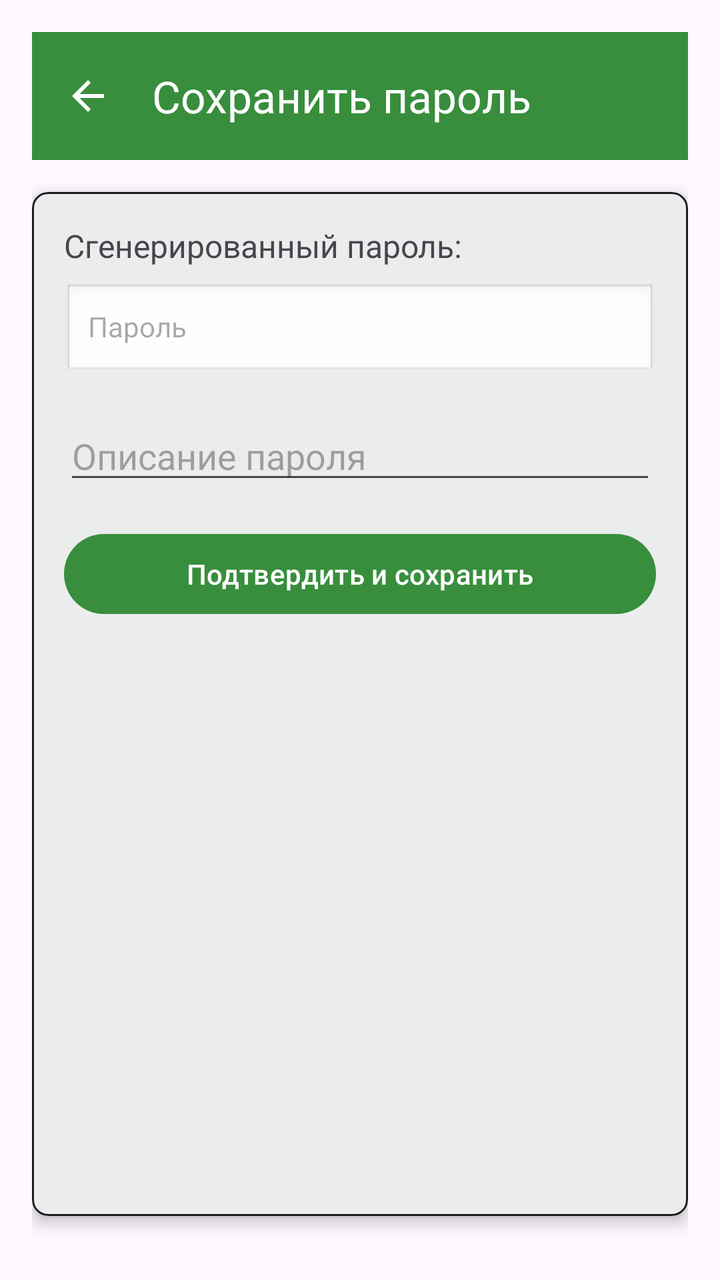
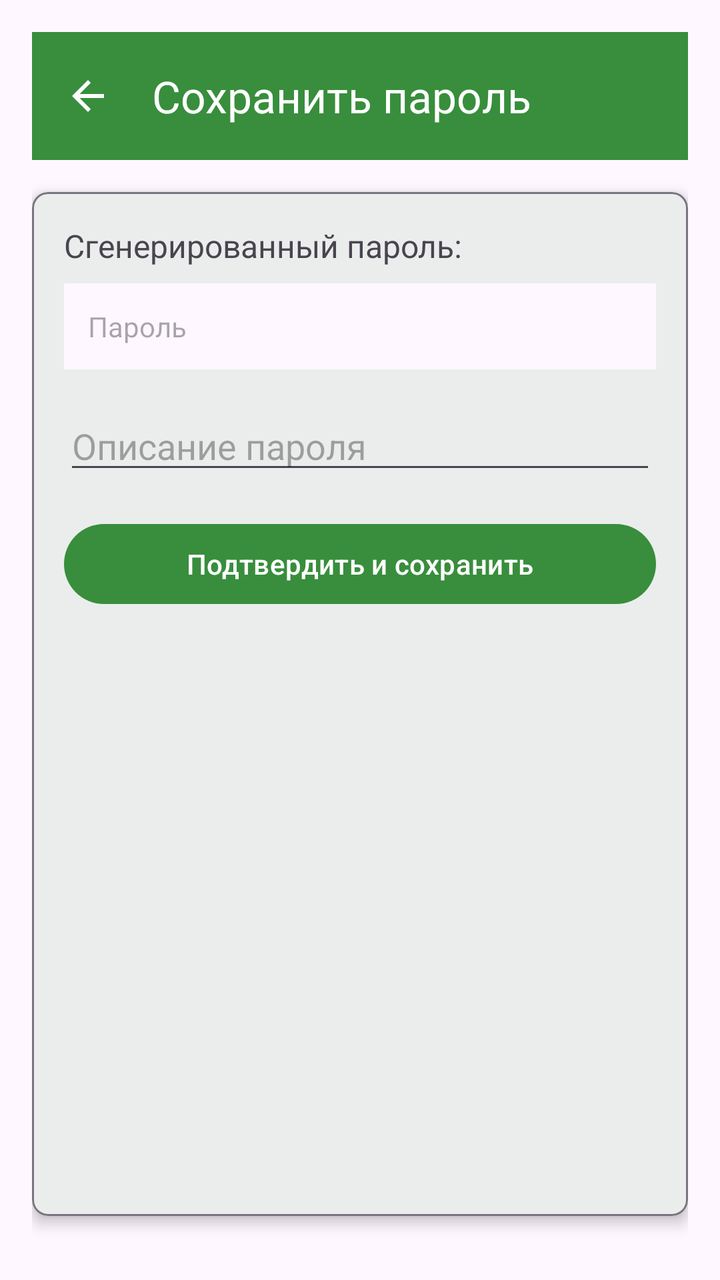

The first picture is an Android layout as it rendered before a commit; the second is the same layout after the commit. The layout source and the unified diff follow.
<!-- AndroidManifest.xml: application theme Theme.PassManager -->
<!-- res/layout/activity_save_password.xml -->
<?xml version="1.0" encoding="utf-8"?>
<androidx.drawerlayout.widget.DrawerLayout xmlns:android="http://schemas.android.com/apk/res/android"
    xmlns:app="http://schemas.android.com/apk/res-auto"
    android:layout_width="match_parent"
    android:layout_height="match_parent"
    android:fitsSystemWindows="true">

    
    <LinearLayout
        android:layout_width="match_parent"
        android:layout_height="match_parent"
        android:orientation="vertical"
        android:padding="16dp"
        android:fitsSystemWindows="true">

        <androidx.appcompat.widget.Toolbar
            android:id="@+id/toolbar"
            android:layout_width="match_parent"
            android:layout_height="?attr/actionBarSize"
            android:background="?attr/colorPrimary"
            android:theme="@style/ThemeOverlay.AppCompat.Dark.ActionBar"
            app:popupTheme="@style/ThemeOverlay.AppCompat.Light"
            app:navigationIcon="?attr/homeAsUpIndicator"
            app:title="Сохранить пароль"
            android:layout_marginBottom="16dp" />

        
        <com.google.android.material.card.MaterialCardView
            android:layout_width="match_parent"
            android:layout_height="match_parent"
            android:layout_marginBottom="16dp"
            app:cardElevation="4dp"
            app:cardCornerRadius="8dp"
            app:cardBackgroundColor="?attr/colorSurface"
            app:strokeColor="?attr/colorOnSurface"
            app:strokeWidth="1dp">

            <LinearLayout
                android:layout_width="match_parent"
                android:layout_height="wrap_content"
                android:orientation="vertical"
                android:padding="16dp">

                <TextView
                    android:layout_width="match_parent"
                    android:layout_height="wrap_content"
                    android:text="Сгенерированный пароль:"
                    android:textSize="16sp"
                    android:layout_marginBottom="8dp" />

                <TextView
                    android:id="@+id/generatedPasswordText"
                    android:layout_width="match_parent"
                    android:layout_height="wrap_content"
                    android:hint="Пароль"
                    android:background="@android:drawable/edit_text"
                    android:padding="12dp"
                    android:layout_marginBottom="16dp" />

                <EditText
                    android:id="@+id/descriptionEditText"
                    android:layout_width="match_parent"
                    android:layout_height="wrap_content"
                    android:hint="Описание пароля"
                    android:layout_marginBottom="16dp" />

                <Button
                    android:id="@+id/saveButton"
                    android:layout_width="match_parent"
                    android:layout_height="wrap_content"
                    android:text="Подтвердить и сохранить" />

            </LinearLayout>

        </com.google.android.material.card.MaterialCardView>

    </LinearLayout>

</androidx.drawerlayout.widget.DrawerLayout>
<!-- resources referenced by this layout -->
<resources>
  <style name="Theme.PassManager" parent="Theme.Material3.DayNight.NoActionBar">
          <item name="colorPrimary">@color/color_primary</item> /&gt;
      </style>
  <color name="color_primary">#388E3C</color>
</resources>

<!-- the commit's change to res/layout/activity_save_password.xml (unified diff, before → after) -->
@@ -32,7 +32,7 @@
             app:cardElevation="4dp"
             app:cardCornerRadius="8dp"
             app:cardBackgroundColor="?attr/colorSurface"
-            app:strokeColor="?attr/colorOnSurface"
+            app:strokeColor="?attr/colorOutline"
             app:strokeWidth="1dp">
 
             <LinearLayout
@@ -48,20 +48,26 @@
                     android:textSize="16sp"
                     android:layout_marginBottom="8dp" />
 
+                
                 <TextView
                     android:id="@+id/generatedPasswordText"
                     android:layout_width="match_parent"
                     android:layout_height="wrap_content"
                     android:hint="Пароль"
-                    android:background="@android:drawable/edit_text"
                     android:padding="12dp"
-                    android:layout_marginBottom="16dp" />
+                    android:layout_marginBottom="16dp"
+                    android:background="?attr/colorSurface"
+                    android:textColor="?attr/colorOnSurface"
+                    android:textIsSelectable="true"
+                    android:clickable="true"
+                    android:focusable="true" />
 
                 <EditText
                     android:id="@+id/descriptionEditText"
                     android:layout_width="match_parent"
                     android:layout_height="wrap_content"
                     android:hint="Описание пароля"
+                    android:importantForAutofill="no"
                     android:layout_marginBottom="16dp" />
 
                 <Button
